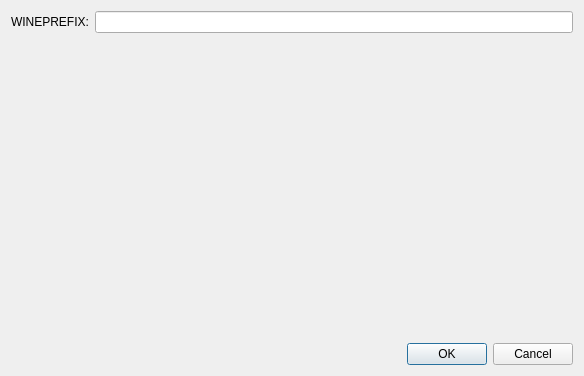
Qt form settingsdialog.ui (rm5248/RenegadeXLauncher) before a commit.
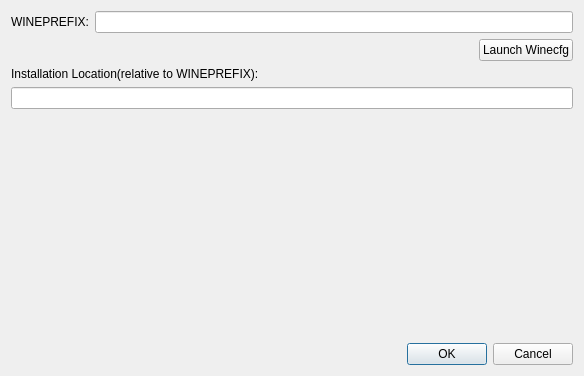
The same form after that commit.

Commit message: Updated settings to consider install location

Patch:
```diff
--- a/settingsdialog.ui
+++ b/settingsdialog.ui
@@ -42,6 +42,72 @@
      </layout>
     </widget>
    </item>
+   <item>
+    <widget class="QWidget" name="widget_2" native="true">
+     <layout class="QHBoxLayout" name="horizontalLayout_2">
+      <property name="leftMargin">
+       <number>0</number>
+      </property>
+      <property name="topMargin">
+       <number>0</number>
+      </property>
+      <property name="rightMargin">
+       <number>0</number>
+      </property>
+      <property name="bottomMargin">
+       <number>0</number>
+      </property>
+      <item>
+       <spacer name="horizontalSpacer">
+        <property name="orientation">
+         <enum>Qt::Horizontal</enum>
+        </property>
+        <property name="sizeHint" stdset="0">
+         <size>
+          <width>40</width>
+          <height>20</height>
+         </size>
+        </property>
+       </spacer>
+      </item>
+      <item>
+       <widget class="QPushButton" name="launchWinecfg">
+        <property name="text">
+         <string>Launch Winecfg</string>
+        </property>
+       </widget>
+      </item>
+     </layout>
+    </widget>
+   </item>
+   <item>
+    <widget class="QWidget" name="widget_3" native="true">
+     <layout class="QVBoxLayout" name="verticalLayout_2">
+      <property name="leftMargin">
+       <number>0</number>
+      </property>
+      <property name="topMargin">
+       <number>0</number>
+      </property>
+      <property name="rightMargin">
+       <number>0</number>
+      </property>
+      <property name="bottomMargin">
+       <number>0</number>
+      </property>
+      <item>
+       <widget class="QLabel" name="label">
+        <property name="text">
+         <string>Installation Location(relative to WINEPREFIX):</string>
+        </property>
+       </widget>
+      </item>
+      <item>
+       <widget class="QLineEdit" name="installLocation"/>
+      </item>
+     </layout>
+    </widget>
+   </item>
    <item>
     <spacer name="verticalSpacer">
      <property name="orientation">
```
The commit also changes 5 other files.
